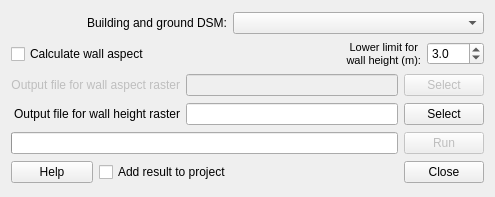
Above: WallHeight/wall_height_dialog_base.ui from UMEP-dev/UMEP before the change. Below: the same form after it.
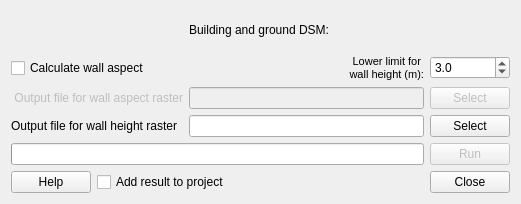
That is the form after the change.

Diff of the .ui file:
```diff
--- a/WallHeight/wall_height_dialog_base.ui
+++ b/WallHeight/wall_height_dialog_base.ui
@@ -7,27 +7,14 @@
     <x>0</x>
     <y>0</y>
     <width>495</width>
-    <height>197</height>
+    <height>204</height>
    </rect>
   </property>
   <property name="windowTitle">
    <string>Wall Height</string>
   </property>
   <layout class="QGridLayout" name="gridLayout">
-   <item row="4" column="5" colspan="2">
-    <widget class="QPushButton" name="runButton">
-     <property name="enabled">
-      <bool>false</bool>
-     </property>
-     <property name="cursor">
-      <cursorShape>ArrowCursor</cursorShape>
-     </property>
-     <property name="text">
-      <string>Run</string>
-     </property>
-    </widget>
-   </item>
-   <item row="2" column="5" colspan="2">
+   <item row="4" column="5">
     <widget class="QPushButton" name="pushButtonSaveAspect">
      <property name="enabled">
       <bool>false</bool>
@@ -37,14 +24,60 @@
      </property>
     </widget>
    </item>
-   <item row="3" column="5" colspan="2">
+   <item row="5" column="3" colspan="2">
+    <widget class="QLineEdit" name="textOutputHeight"/>
+   </item>
+   <item row="5" column="5">
     <widget class="QPushButton" name="pushButtonSaveHeight">
      <property name="text">
       <string>Select</string>
      </property>
     </widget>
    </item>
-   <item row="1" column="3" colspan="3">
+   <item row="4" column="3" colspan="2">
+    <widget class="QLineEdit" name="textOutputAspect">
+     <property name="enabled">
+      <bool>false</bool>
+     </property>
+    </widget>
+   </item>
+   <item row="5" column="0" colspan="2">
+    <widget class="QLabel" name="label_2">
+     <property name="text">
+      <string>Output file for wall height raster</string>
+     </property>
+     <property name="alignment">
+      <set>Qt::AlignRight|Qt::AlignTrailing|Qt::AlignVCenter</set>
+     </property>
+    </widget>
+   </item>
+   <item row="4" column="0" colspan="3">
+    <widget class="QLabel" name="label_3">
+     <property name="enabled">
+      <bool>false</bool>
+     </property>
+     <property name="text">
+      <string>Output file for wall aspect raster</string>
+     </property>
+     <property name="alignment">
+      <set>Qt::AlignRight|Qt::AlignTrailing|Qt::AlignVCenter</set>
+     </property>
+    </widget>
+   </item>
+   <item row="3" column="0" colspan="2">
+    <widget class="QCheckBox" name="checkBoxAspect">
+     <property name="enabled">
+      <bool>true</bool>
+     </property>
+     <property name="toolTip">
+      <string>&lt;html&gt;&lt;head/&gt;&lt;body&gt;&lt;p&gt;Tick this box if you want to include estimation and output of a wall aspect grid. This calculation is computational intensive and will make your computer work for a while (depending on the size of the input DSM). &lt;/p&gt;&lt;/body&gt;&lt;/html&gt;</string>
+     </property>
+     <property name="text">
+      <string>Calculate wall aspect</string>
+     </property>
+    </widget>
+   </item>
+   <item row="3" column="4">
     <widget class="QLabel" name="label_5">
      <property name="text">
       <string>&lt;!DOCTYPE HTML PUBLIC &quot;-//W3C//DTD HTML 4.0//EN&quot; &quot;http://www.w3.org/TR/REC-html40/strict.dtd&quot;&gt;
@@ -59,90 +92,7 @@
      </property>
     </widget>
    </item>
-   <item row="1" column="0" colspan="3">
-    <widget class="QCheckBox" name="checkBoxAspect">
-     <property name="enabled">
-      <bool>true</bool>
-     </property>
-     <property name="toolTip">
-      <string>&lt;html&gt;&lt;head/&gt;&lt;body&gt;&lt;p&gt;Tick this box if you want to include estimation and output of a wall aspect grid. This calculation is computational intensive and will make your computer work for a while (depending on the size of the input DSM). &lt;/p&gt;&lt;/body&gt;&lt;/html&gt;</string>
-     </property>
-     <property name="text">
-      <string>Calculate wall aspect</string>
-     </property>
-    </widget>
-   </item>
-   <item row="0" column="3" colspan="4">
-    <widget class="QComboBox" name="comboBox_dsm">
-     <property name="enabled">
-      <bool>true</bool>
-     </property>
-     <property name="toolTip">
-      <string>A raster Digital surface Model consisting of ground and building heights</string>
-     </property>
-     <property name="whatsThis">
-      <string>A raster Digital surface Model consisting of ground and building heights</string>
-     </property>
-    </widget>
-   </item>
-   <item row="0" column="0" colspan="3">
-    <widget class="QLabel" name="label">
-     <property name="text">
-      <string>Building and ground DSM:</string>
-     </property>
-     <property name="alignment">
-      <set>Qt::AlignRight|Qt::AlignTrailing|Qt::AlignVCenter</set>
-     </property>
-    </widget>
-   </item>
-   <item row="5" column="0">
-    <widget class="QPushButton" name="pushButtonHelp">
-     <property name="text">
-      <string>Help</string>
-     </property>
-    </widget>
-   </item>
-   <item row="5" column="1" colspan="3">
-    <widget class="QCheckBox" name="checkBoxIntoCanvas">
-     <property name="enabled">
-      <bool>true</bool>
-     </property>
-     <property name="text">
-      <string>Add result to project</string>
-     </property>
-    </widget>
-   </item>
-   <item row="5" column="5" colspan="2">
-    <widget class="QPushButton" name="pushButton">
-     <property name="text">
-      <string>Close</string>
-     </property>
-    </widget>
-   </item>
-   <item row="3" column="0" colspan="2">
-    <widget class="QLabel" name="label_2">
-     <property name="text">
-      <string>Output file for wall height raster</string>
-     </property>
-     <property name="alignment">
-      <set>Qt::AlignRight|Qt::AlignTrailing|Qt::AlignVCenter</set>
-     </property>
-    </widget>
-   </item>
-   <item row="2" column="0" colspan="2">
-    <widget class="QLabel" name="label_3">
-     <property name="enabled">
-      <bool>false</bool>
-     </property>
-     <property name="text">
-      <string>Output file for wall aspect raster</string>
-     </property>
-     <property name="alignment">
-      <set>Qt::AlignRight|Qt::AlignTrailing|Qt::AlignVCenter</set>
-     </property>
-    </widget>
-   </item>
-   <item row="1" column="6">
+   <item row="3" column="5">
     <widget class="QDoubleSpinBox" name="doubleSpinBoxHeight">
      <property name="toolTip">
       <string>This limit gives the lowest height of a building wall.</string>
@@ -158,7 +108,37 @@
      </property>
     </widget>
    </item>
-   <item row="5" column="4">
+   <item row="6" column="5">
+    <widget class="QPushButton" name="runButton">
+     <property name="enabled">
+      <bool>false</bool>
+     </property>
+     <property name="cursor">
+      <cursorShape>ArrowCursor</cursorShape>
+     </property>
+     <property name="text">
+      <string>Run</string>
+     </property>
+    </widget>
+   </item>
+   <item row="7" column="0">
+    <widget class="QPushButton" name="pushButtonHelp">
+     <property name="text">
+      <string>Help</string>
+     </property>
+    </widget>
+   </item>
+   <item row="7" column="1" colspan="3">
+    <widget class="QCheckBox" name="checkBoxIntoCanvas">
+     <property name="enabled">
+      <bool>true</bool>
+     </property>
+     <property name="text">
+      <string>Add result to project</string>
+     </property>
+    </widget>
+   </item>
+   <item row="7" column="4">
     <spacer name="horizontalSpacer">
      <property name="orientation">
       <enum>Qt::Horizontal</enum>
@@ -171,7 +151,38 @@
      </property>
     </spacer>
    </item>
-   <item row="4" column="0" colspan="5">
+   <item row="7" column="5">
+    <widget class="QPushButton" name="pushButton">
+     <property name="text">
+      <string>Close</string>
+     </property>
+    </widget>
+   </item>
+   <item row="2" column="4" colspan="2">
+    <widget class="QWidget" name="widgetDSM" native="true">
+     <property name="minimumSize">
+      <size>
+       <width>175</width>
+       <height>30</height>
+      </size>
+     </property>
+     <property name="layoutDirection">
+      <enum>Qt::LeftToRight</enum>
+     </property>
+     <layout class="QGridLayout" name="gridLayout_2"/>
+    </widget>
+   </item>
+   <item row="2" column="3">
+    <widget class="QLabel" name="label">
+     <property name="text">
+      <string>Building and ground DSM:</string>
+     </property>
+     <property name="alignment">
+      <set>Qt::AlignRight|Qt::AlignTrailing|Qt::AlignVCenter</set>
+     </property>
+    </widget>
+   </item>
+   <item row="6" column="0" colspan="5">
     <widget class="QProgressBar" name="progressBar">
      <property name="value">
       <number>0</number>
@@ -181,16 +192,6 @@
      </property>
     </widget>
    </item>
-   <item row="3" column="2" colspan="3">
-    <widget class="QLineEdit" name="textOutputHeight"/>
-   </item>
-   <item row="2" column="2" colspan="3">
-    <widget class="QLineEdit" name="textOutputAspect">
-     <property name="enabled">
-      <bool>false</bool>
-     </property>
-    </widget>
-   </item>
   </layout>
  </widget>
  <resources/>
```
